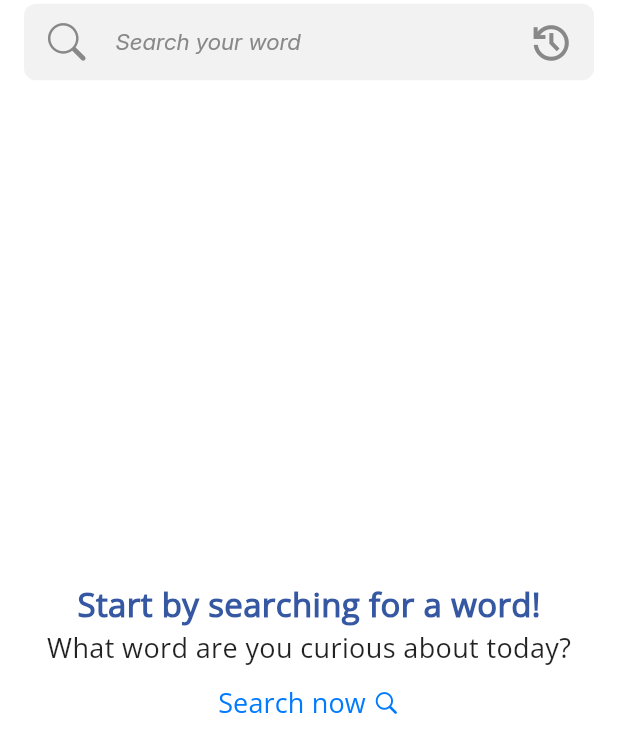
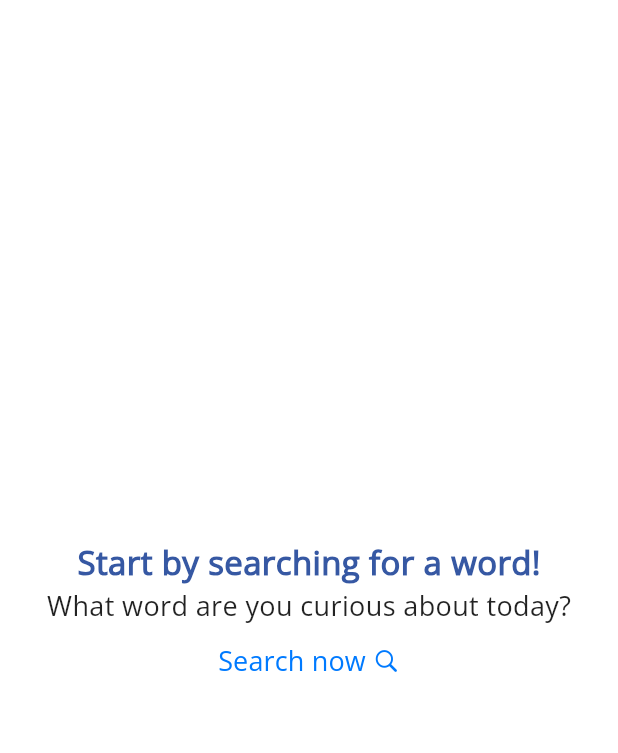
Before and after one commit to nguyenhuuthai-99/eng_dict, a Flutter app: the DictionaryScreen screen opened directly, on a phone screen of 412 x 824 dp. Shown: the top 753 px of the screen. Run offline on Flutter 3.47's test engine with Material 3 defaults, Android fonts, the phone set to English and light mode, and no system bars; our stand-ins replace connectivity_plus, google_fonts, google_mobile_ads, just_audio, modal_bottom_sheet and 4 more; missing offline and left inert: dart:ffi, webview_flutter_wkwebview; accounts and stored records are empty; network calls fail; statements that could not run were skipped.

Commit message:
fix loading screen

```diff
--- a/lib/provider/word_field_data.dart
+++ b/lib/provider/word_field_data.dart
@@ -14,12 +14,14 @@ class WordFieldData extends ChangeNotifier {
   late String title;
   bool _isLoading = false;
   bool _hasError = false;
+  bool _isFirstSearched = false;
   final int _timeout = 60;
 
   WordFieldData();
 
   Future<void>? loadWordFromURL(String title, String url) async {
     this.title = title;
+    _isFirstSearched = true;
     _isLoading = true;
     _hasError = false;
     notifyListeners();
@@ -53,6 +55,7 @@ class WordFieldData extends ChangeNotifier {
 
   Future<void>? updateWordFieldList(String word) async {
     title = word;
+    _isFirstSearched = true;
     _isLoading = true;
     _hasError = false;
     notifyListeners();
@@ -91,4 +94,6 @@ class WordFieldData extends ChangeNotifier {
   bool get hasError => _hasError;
 
   bool get isLoading => _isLoading!;
+
+  bool get isFirstSearched => _isFirstSearched;
 }
--- a/lib/view/screens/dictionary_screen.dart
+++ b/lib/view/screens/dictionary_screen.dart
@@ -26,6 +26,7 @@ class DictionaryScreen extends StatelessWidget {
   late bool canNotify;
   bool isBottom = false;
   bool showAppBar;
+  bool isSearched = false;
 
   DictionaryScreen({super.key, required this.showAppBar});
 
@@ -105,16 +106,6 @@ class DictionaryScreen extends StatelessWidget {
         (await setting.readSettings())["notification_dictionary_screen"];
   }
 
-  bool canShowInformationLabel() {
-    if (isBottom) {
-      return false;
-    }
-    if (wordFieldData.wordFields.isEmpty) {
-      return true;
-    }
-    return false;
-  }
-
   @override
   Widget build(BuildContext context) {
     wordFieldData = Provider.of<WordFieldData>(context);
@@ -122,14 +113,8 @@ class DictionaryScreen extends StatelessWidget {
     init();
     return Scaffold(
       extendBodyBehindAppBar: true,
-      appBar: canShowInformationLabel()
-          ? AppBar(
-              backgroundColor: Colors.white,
-              title: const CustomSearchBar(),
-            )
-          : null,
       backgroundColor: Colors.white,
-      body: !canShowInformationLabel()
+      body: wordFieldData.isFirstSearched
           ? SafeArea(
               bottom: false,
               child: wordFieldData.isLoading
@@ -305,9 +290,6 @@ class DictionaryLoadingScreen extends StatelessWidget {
     wordFieldData = Provider.of<WordFieldData>(context);
     return !wordFieldData.hasError
         ? Scaffold(
-            appBar: AppBar(
-              title: const CustomSearchBar(),
-            ),
             body: Shimmer.fromColors(
               baseColor: Colors.grey.shade300,
               highlightColor: Colors.grey.shade100,
```
